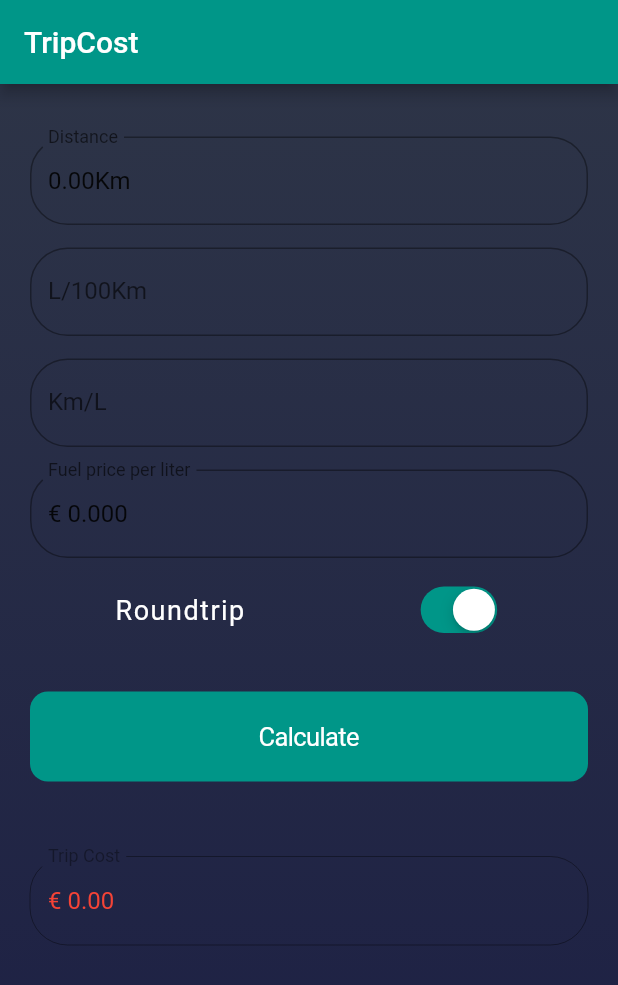
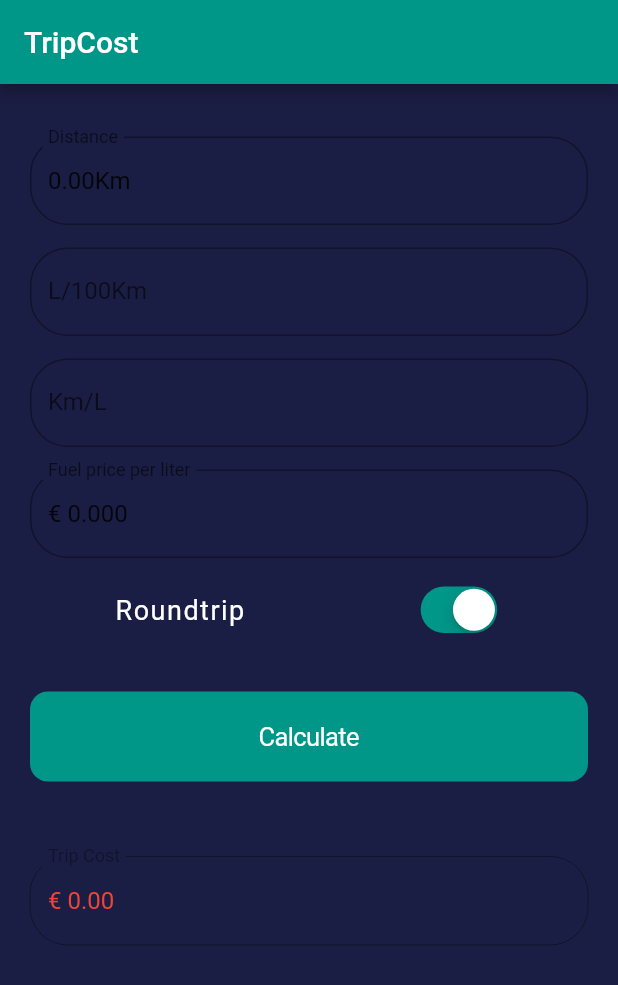
Before and after one commit to marco2012/TripCost, a Flutter app: the screen it shows after launch, on a phone screen of 412 x 824 dp. Shown: the top 985 px of the screen. Run offline on Flutter 3.47's test engine with Material 2 defaults, Android fonts, the phone set to English and light mode, and no system bars; our stand-ins replace flutter_masked_text, rflutter_alert, shared_preferences.

Commit message:
splash screen

```diff
--- a/lib/main.dart
+++ b/lib/main.dart
@@ -163,16 +163,18 @@ class _LoginPageState extends State<LoginPage> {
 
         ),
       body: new Container(
-          decoration: BoxDecoration(
-              gradient: LinearGradient(
-                  colors: [
-                    Color(0xFF1b1e44),
-                    Color(0xFF2d3447),
-                  ],
-                  begin: Alignment.bottomCenter,
-                  end: Alignment.topCenter,
-                  tileMode: TileMode.clamp)),
-          padding: new EdgeInsets.all(20.0),
+//          decoration: BoxDecoration(
+//              gradient: LinearGradient(
+//                  colors: [
+//                    Color(0xFF1b1e44),
+//                    Color(0xFF2d3447),
+//                  ],
+//                  begin: Alignment.bottomCenter,
+//                  end: Alignment.topCenter,
+//                  tileMode: TileMode.clamp)),
+      color: Color(0xFF1b1e44),
+
+      padding: new EdgeInsets.all(20.0),
           child: new Form(
             key: this._formKey,
             child: new ListView(
```
Also changed, not shown: resources/icon.png (added), resources/icons8-bus_ticket.png (added), 7 other files.
